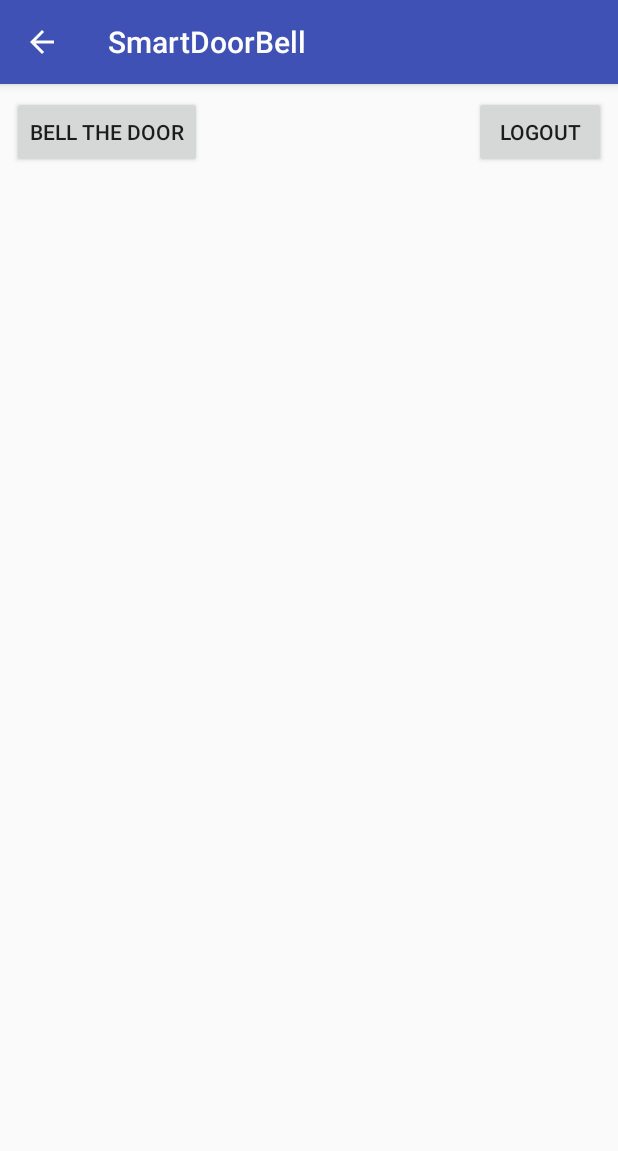
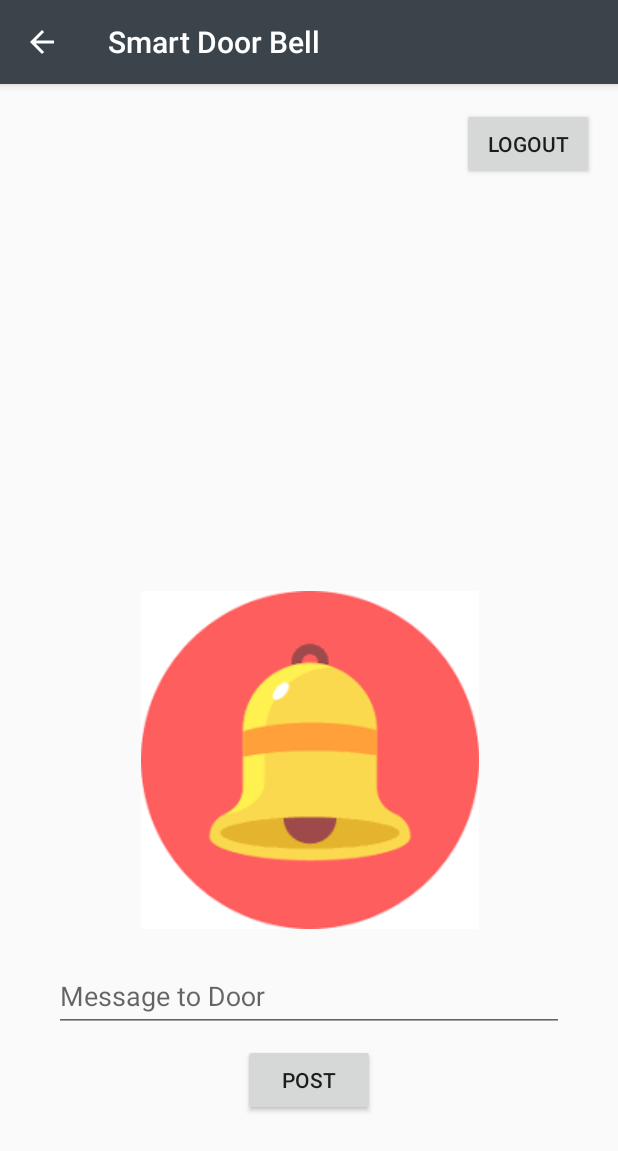
Before and after one commit to danieldanuega/Smart-Door-Bell, an Android app: the Home screen opened directly, with no data from a screen before it, on a phone screen of 412 x 824 dp. Shown: the top 1151 px of the screen. Run offline under Robolectric (Android 15) with nearby library versions, the phone set to English and light mode, and no system bars; 2 statements that could not run were skipped.

Commit message:
Adding settext and change UI

```diff
--- a/app/src/main/res/layout/activity_home.xml
+++ b/app/src/main/res/layout/activity_home.xml
@@ -4,26 +4,17 @@
     xmlns:tools="http://schemas.android.com/tools"
     android:layout_width="match_parent"
     android:layout_height="match_parent"
+    android:focusableInTouchMode="true"
     tools:context=".Home">
 
     <Button
         android:id="@+id/btnLogout"
         android:layout_width="wrap_content"
         android:layout_height="wrap_content"
-        android:layout_marginEnd="8dp"
-        android:layout_marginTop="8dp"
+        android:layout_marginEnd="16dp"
+        android:layout_marginTop="16dp"
         android:text="Logout"
         app:layout_constraintEnd_toEndOf="parent"
-        app:layout_constraintTop_toTopOf="parent" />
-
-    <Button
-        android:id="@+id/btnSound"
-        android:layout_width="wrap_content"
-        android:layout_height="wrap_content"
-        android:layout_marginStart="8dp"
-        android:layout_marginTop="8dp"
-        android:text="Bell the door"
-        app:layout_constraintStart_toStartOf="parent"
         app:layout_constraintTop_toTopOf="parent" />
 
     <TextView
@@ -36,7 +27,56 @@
         android:layout_marginTop="8dp"
         app:layout_constraintBottom_toBottomOf="parent"
         app:layout_constraintEnd_toEndOf="parent"
+        app:layout_constraintHorizontal_bias="0.501"
         app:layout_constraintStart_toStartOf="parent"
-        app:layout_constraintTop_toTopOf="parent" />
+        app:layout_constraintTop_toTopOf="parent"
+        app:layout_constraintVertical_bias="0.96" />
+
+    <android.support.design.widget.TextInputLayout
+        android:id="@+id/textInputLayout"
+        android:layout_width="340dp"
+        android:layout_height="wrap_content"
+        android:layout_marginBottom="8dp"
+        android:layout_marginEnd="8dp"
+        android:layout_marginStart="8dp"
+        app:layout_constraintBottom_toTopOf="@+id/btnMessage"
+        app:layout_constraintEnd_toEndOf="parent"
+        app:layout_constraintStart_toStartOf="parent">
+
+        <android.support.design.widget.TextInputEditText
+            android:id="@+id/txtMessage"
+            android:layout_width="match_parent"
+            android:layout_height="wrap_content"
+            android:hint="Message to Door" />
+    </android.support.design.widget.TextInputLayout>
+
+    <Button
+        android:id="@+id/btnMessage"
+        android:layout_width="wrap_content"
+        android:layout_height="wrap_content"
+        android:layout_marginBottom="80dp"
+        android:layout_marginEnd="8dp"
+        android:layout_marginStart="8dp"
+        android:text="Post"
+        app:layout_constraintBottom_toBottomOf="parent"
+        app:layout_constraintEnd_toEndOf="parent"
+        app:layout_constraintStart_toStartOf="parent" />
+
+    <ImageView
+        android:id="@+id/btnSound"
+        android:layout_width="wrap_content"
+        android:layout_height="wrap_content"
+        android:layout_marginBottom="8dp"
+        android:layout_marginEnd="8dp"
+        android:layout_marginStart="8dp"
+        android:layout_marginTop="8dp"
+        android:hapticFeedbackEnabled="true"
+        app:layout_constraintBottom_toTopOf="@+id/textInputLayout"
+        app:layout_constraintEnd_toEndOf="parent"
+        app:layout_constraintHorizontal_bias="0.503"
+        app:layout_constraintStart_toStartOf="parent"
+        app:layout_constraintTop_toTopOf="parent"
+        app:layout_constraintVertical_bias="0.987"
+        app:srcCompat="@drawable/bell" />
 
 </android.support.constraint.ConstraintLayout>
--- a/app/src/main/res/layout/welcome_screen.xml
+++ b/app/src/main/res/layout/welcome_screen.xml
@@ -5,6 +5,7 @@
     android:theme="@style/Theme.AppCompat.NoActionBar"
     android:layout_width="match_parent"
     android:layout_height="match_parent"
+    android:focusableInTouchMode="true"
     tools:context=".WelcomeScreen"
     android:background="@drawable/launcwall">
 
--- a/app/src/main/res/values/colors.xml
+++ b/app/src/main/res/values/colors.xml
@@ -1,6 +1,6 @@
 <?xml version="1.0" encoding="utf-8"?>
 <resources>
-    <color name="colorPrimary">#3F51B5</color>
-    <color name="colorPrimaryDark">#303F9F</color>
-    <color name="colorAccent">#FF4081</color>
+    <color name="colorPrimary">#3b444b</color>
+    <color name="colorPrimaryDark">#353839</color>
+    <color name="colorAccent">#0081FC</color>
 </resources>
--- a/app/src/main/res/values/strings.xml
+++ b/app/src/main/res/values/strings.xml
@@ -1,3 +1,3 @@
 <resources>
-    <string name="app_name">SmartDoorBell</string>
+    <string name="app_name">Smart Door Bell</string>
 </resources>
```
Also changed, not shown: app/src/main/java/com/uajy/ioteam/smartdoorbell/Home.kt (+64 -12 lines), app/src/main/res/drawable/bell.png (added), app/src/main/res/drawable/ic_launcher.png (added), app/src/main/res/drawable/ic_launcher_round.png (added).
